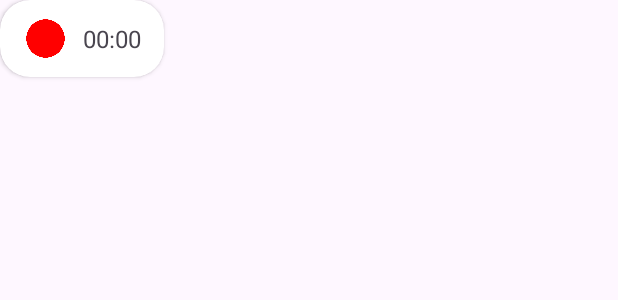
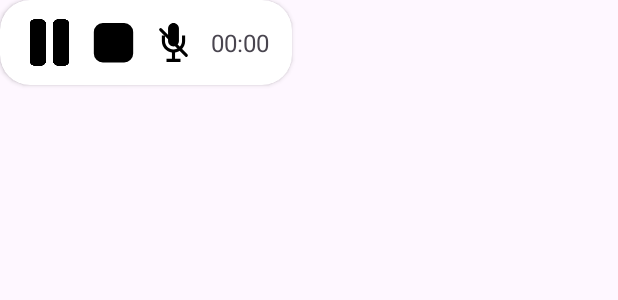
Before and after one commit to MukeshKumar1699/Sample_Screen_Recorder, an Android app: the layout overlay_view.xml on its own in the app's theme, with its tools: preview values and no code run, on a phone screen of 412 x 824 dp. Shown: the top 300 px of the screen. Run offline under Robolectric (Android 15) with nearby library versions, the phone set to English and light mode, and no system bars.

```diff
--- a/app/src/main/java/com/example/samplescreenrecorder/helper/Helper.kt
+++ b/app/src/main/java/com/example/samplescreenrecorder/helper/Helper.kt
@@ -29,7 +29,11 @@ object Helper {
         return true
     }
 
-    fun checkPermissionsForAllAndroidVersions(context: Activity): Boolean {
+    fun checkAudioPermissionGranted(context: Context): Boolean {
+            return ContextCompat.checkSelfPermission(context, Manifest.permission.RECORD_AUDIO) == PackageManager.PERMISSION_GRANTED
+    }
+
+    fun checkPermissionsForNotificationAndAudio(context: Activity): Boolean {
         if (Build.VERSION.SDK_INT >= Build.VERSION_CODES.TIRAMISU) {
             if (checkSelfPermission(
                     context,
--- /dev/null
+++ b/app/src/main/res/drawable/off_mic.xml
@@ -0,0 +1,18 @@
+<vector xmlns:android="http://schemas.android.com/apk/res/android"
+    android:width="30dp"
+    android:height="30dp"
+    android:viewportWidth="30"
+    android:viewportHeight="30">
+  <path
+      android:pathData="M15,17.586C14.039,17.586 13.118,17.205 12.439,16.526C11.76,15.847 11.379,14.926 11.379,13.965V5.69C11.379,5.214 11.473,4.743 11.655,4.304C11.837,3.865 12.103,3.466 12.439,3.129C12.776,2.793 13.175,2.527 13.614,2.345C14.053,2.163 14.524,2.069 15,2.069C15.475,2.069 15.946,2.163 16.385,2.345C16.824,2.527 17.224,2.793 17.56,3.129C17.896,3.466 18.163,3.865 18.345,4.304C18.527,4.743 18.62,5.214 18.62,5.69V13.965C18.62,14.926 18.239,15.847 17.56,16.526C16.881,17.205 15.96,17.586 15,17.586Z"
+      android:fillColor="#000000"/>
+  <path
+      android:pathData="M20.691,10.345V13.965C20.691,17.102 18.137,19.655 15.001,19.655C11.864,19.655 9.311,17.102 9.311,13.965V10.345H7.242V13.965C7.242,17.892 10.177,21.139 13.966,21.647V25.862H10.346V27.931H19.656V25.862H16.035V21.647C19.825,21.139 22.759,17.892 22.759,13.965V10.345H20.691Z"
+      android:fillColor="#000000"/>
+  <path
+      android:pathData="M6.443,6.443L23.557,23.557"
+      android:strokeWidth="2"
+      android:fillColor="#00000000"
+      android:strokeColor="#000000"
+      android:strokeLineCap="round"/>
+</vector>
--- /dev/null
+++ b/app/src/main/res/drawable/record.xml
@@ -0,0 +1,11 @@
+<vector xmlns:android="http://schemas.android.com/apk/res/android"
+    android:width="30dp"
+    android:height="30dp"
+    android:viewportWidth="30"
+    android:viewportHeight="30">
+  <path
+      android:pathData="M15.002,15m-8.927,0a8.927,8.927 0,1 1,17.855 0a8.927,8.927 0,1 1,-17.855 0"
+      android:strokeWidth="8"
+      android:fillColor="#FF0000"
+      android:strokeColor="#D9D9D9"/>
+</vector>
--- /dev/null
+++ b/app/src/main/res/drawable/stop.xml
@@ -0,0 +1,9 @@
+<vector xmlns:android="http://schemas.android.com/apk/res/android"
+    android:width="30dp"
+    android:height="30dp"
+    android:viewportWidth="30"
+    android:viewportHeight="30">
+  <path
+      android:pathData="M7.881,2.073L22.118,2.073A6,6 0,0 1,28.118 8.073L28.118,22.31A6,6 0,0 1,22.118 28.31L7.881,28.31A6,6 0,0 1,1.881 22.31L1.881,8.073A6,6 0,0 1,7.881 2.073z"
+      android:fillColor="#000000"/>
+</vector>
--- a/app/src/main/res/layout/overlay_view.xml
+++ b/app/src/main/res/layout/overlay_view.xml
@@ -19,8 +19,9 @@
 
         <ImageView
             android:id="@+id/record_IV"
-            android:layout_width="30dp"
-            android:layout_height="30dp"
+            android:layout_width="35dp"
+            android:layout_height="35dp"
+            android:visibility="gone"
             android:layout_gravity="center"
             android:src="@drawable/record" />
 
@@ -29,8 +30,9 @@
             android:layout_width="35dp"
             android:layout_height="35dp"
             android:layout_gravity="center"
+            android:layout_marginEnd="10dp"
             android:src="@drawable/pause"
-            android:visibility="gone" />
+            android:visibility="visible" />
 
 
         <ImageView
@@ -39,7 +41,16 @@
             android:layout_height="30dp"
             android:layout_gravity="center"
             android:src="@drawable/stop"
-            android:visibility="gone" />
+            android:visibility="visible" />
+
+        <ImageView
+            android:id="@+id/mic_IV"
+            android:layout_width="30dp"
+            android:layout_height="30dp"
+            android:layout_marginStart="10dp"
+            android:layout_gravity="center"
+            android:src="@drawable/off_mic"
+            android:visibility="visible" />
 
         <TextView
             android:id="@+id/timer_tv"
--- a/gradle/libs.versions.toml
+++ b/gradle/libs.versions.toml
@@ -1,5 +1,5 @@
 [versions]
-agp = "8.6.0"
+agp = "8.5.2"
 kotlin = "1.9.0"
 coreKtx = "1.13.1"
 junit = "4.13.2"
```
Also changed, not shown: app/src/main/java/com/example/samplescreenrecorder/helper/HBRecorderHelper.kt (+15 -7 lines), app/src/main/java/com/example/samplescreenrecorder/service/OverlayService.kt (+9 -0 lines), app/src/main/java/com/example/samplescreenrecorder/ui/MainActivity.kt (+24 -35 lines), app/src/main/res/drawable/close.xml (added, +14 -0 lines), app/src/main/res/drawable/on_mic.xml (added, +12 -0 lines), app/src/main/res/drawable/video_recording.xml (added, +12 -0 lines), hbrecorder/src/main/java/com/hbisoft/hbrecorder/HBRecorder.java (+13 -4 lines), hbrecorder/src/main/java/com/hbisoft/hbrecorder/ScreenRecordService.java (+109 -318 lines), hbrecorder/src/main/res/drawable/video_recording.xml (added, +12 -0 lines), app/src/main/res/drawable/record.png (deleted), app/src/main/res/drawable/record_icon.png (deleted), app/src/main/res/drawable/stop.png (deleted).
